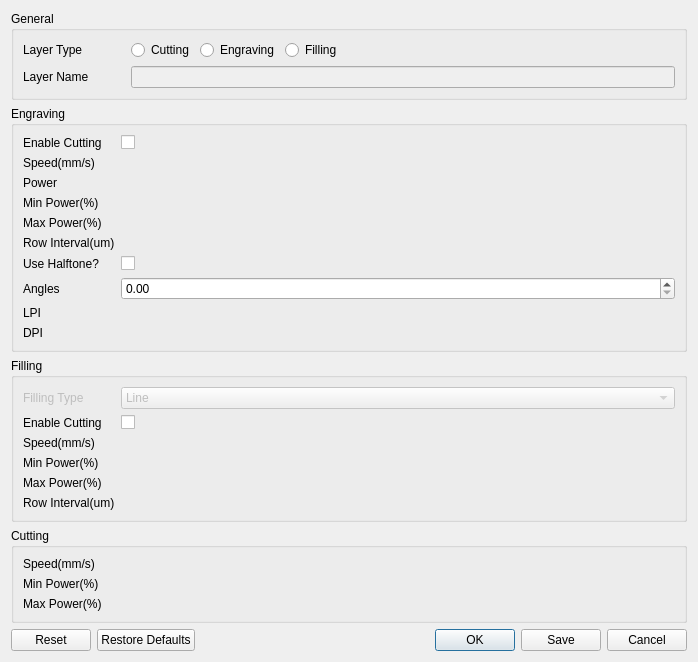
First picture: the form in src/ui/LaserLayerDialog.ui, repository oneminute/LaserController, before the edit.
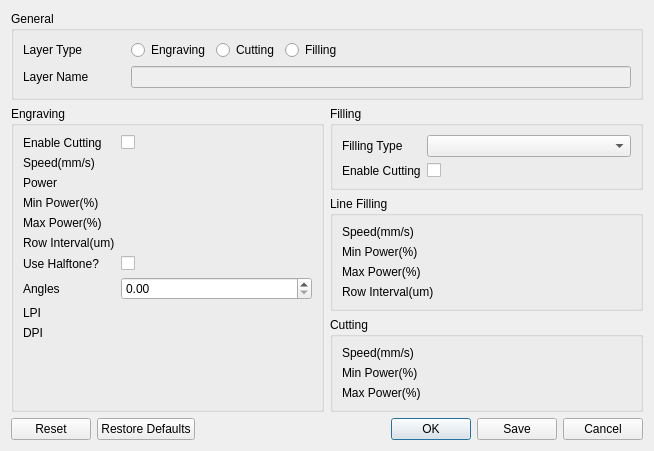
Second picture: the form after the edit. Custom widgets are drawn as their Qt base class.

What changed in the file:
```diff
--- a/src/ui/LaserLayerDialog.ui
+++ b/src/ui/LaserLayerDialog.ui
@@ -6,104 +6,25 @@
    <rect>
     <x>0</x>
     <y>0</y>
-    <width>698</width>
-    <height>644</height>
+    <width>654</width>
+    <height>446</height>
    </rect>
   </property>
   <property name="windowTitle">
    <string>Laser Layer Options</string>
   </property>
-  <layout class="QVBoxLayout" name="verticalLayout">
-   <item>
-    <widget class="QGroupBox" name="groupBoxGeneral">
-     <property name="title">
-      <string>General</string>
+  <layout class="QGridLayout" name="gridLayout">
+   <item row="5" column="0" colspan="2">
+    <widget class="QDialogButtonBox" name="buttonBox">
+     <property name="orientation">
+      <enum>Qt::Horizontal</enum>
      </property>
-     <layout class="QFormLayout" name="formLayout">
-      <property name="labelAlignment">
-       <set>Qt::AlignLeading|Qt::AlignLeft|Qt::AlignVCenter</set>
-      </property>
-      <property name="formAlignment">
-       <set>Qt::AlignLeading|Qt::AlignLeft|Qt::AlignTop</set>
-      </property>
-      <item row="0" column="0">
-       <widget class="QLabel" name="label_17">
-        <property name="text">
-         <string>Layer Type</string>
-        </property>
-       </widget>
-      </item>
-      <item row="0" column="1">
-       <layout class="QHBoxLayout" name="horizontalLayout">
-        <item>
-         <widget class="QRadioButton" name="radioButtonCutting">
-          <property name="text">
-           <string>Cutting</string>
-          </property>
-         </widget>
-        </item>
-        <item>
-         <widget class="QRadioButton" name="radioButtonEngraving">
-          <property name="text">
-           <string>Engraving</string>
-          </property>
-         </widget>
-        </item>
-        <item>
-         <widget class="QRadioButton" name="radioButtonFilling">
-          <property name="enabled">
-           <bool>true</bool>
-          </property>
-          <property name="text">
-           <string>Filling</string>
-          </property>
-         </widget>
-        </item>
-        <item>
-         <spacer name="horizontalSpacer">
-          <property name="orientation">
-           <enum>Qt::Horizontal</enum>
-          </property>
-          <property name="sizeHint" stdset="0">
-           <size>
-            <width>40</width>
-            <height>20</height>
-           </size>
-          </property>
-         </spacer>
-        </item>
-       </layout>
-      </item>
-      <item row="1" column="0">
-       <widget class="QLabel" name="label">
-        <property name="minimumSize">
-         <size>
-          <width>102</width>
-          <height>0</height>
-         </size>
-        </property>
-        <property name="text">
-         <string>Layer Name</string>
-        </property>
-        <property name="alignment">
-         <set>Qt::AlignLeading|Qt::AlignLeft|Qt::AlignVCenter</set>
-        </property>
-       </widget>
-      </item>
-      <item row="1" column="1">
-       <widget class="QLineEdit" name="lineEditLayerName">
-        <property name="enabled">
-         <bool>false</bool>
-        </property>
-        <property name="readOnly">
-         <bool>true</bool>
-        </property>
-       </widget>
-      </item>
-     </layout>
+     <property name="standardButtons">
+      <set>QDialogButtonBox::Cancel|QDialogButtonBox::Ok|QDialogButtonBox::Reset|QDialogButtonBox::RestoreDefaults|QDialogButtonBox::Save</set>
+     </property>
     </widget>
    </item>
-   <item>
+   <item row="1" column="0" rowspan="3">
     <widget class="QGroupBox" name="groupBoxEngraving">
      <property name="title">
       <string>Engraving</string>
@@ -227,145 +148,223 @@
      </layout>
     </widget>
    </item>
-   <item>
+   <item row="0" column="0" colspan="2">
+    <widget class="QGroupBox" name="groupBoxGeneral">
+     <property name="title">
+      <string>General</string>
+     </property>
+     <layout class="QFormLayout" name="formLayout">
+      <property name="labelAlignment">
+       <set>Qt::AlignLeading|Qt::AlignLeft|Qt::AlignVCenter</set>
+      </property>
+      <property name="formAlignment">
+       <set>Qt::AlignLeading|Qt::AlignLeft|Qt::AlignTop</set>
+      </property>
+      <item row="0" column="0">
+       <widget class="QLabel" name="label_17">
+        <property name="text">
+         <string>Layer Type</string>
+        </property>
+       </widget>
+      </item>
+      <item row="0" column="1">
+       <layout class="QHBoxLayout" name="horizontalLayout">
+        <item>
+         <widget class="QRadioButton" name="radioButtonEngraving">
+          <property name="text">
+           <string>Engraving</string>
+          </property>
+         </widget>
+        </item>
+        <item>
+         <widget class="QRadioButton" name="radioButtonCutting">
+          <property name="text">
+           <string>Cutting</string>
+          </property>
+         </widget>
+        </item>
+        <item>
+         <widget class="QRadioButton" name="radioButtonFilling">
+          <property name="enabled">
+           <bool>true</bool>
+          </property>
+          <property name="text">
+           <string>Filling</string>
+          </property>
+         </widget>
+        </item>
+        <item>
+         <spacer name="horizontalSpacer">
+          <property name="orientation">
+           <enum>Qt::Horizontal</enum>
+          </property>
+          <property name="sizeHint" stdset="0">
+           <size>
+            <width>40</width>
+            <height>20</height>
+           </size>
+          </property>
+         </spacer>
+        </item>
+       </layout>
+      </item>
+      <item row="1" column="0">
+       <widget class="QLabel" name="label">
+        <property name="minimumSize">
+         <size>
+          <width>102</width>
+          <height>0</height>
+         </size>
+        </property>
+        <property name="text">
+         <string>Layer Name</string>
+        </property>
+        <property name="alignment">
+         <set>Qt::AlignLeading|Qt::AlignLeft|Qt::AlignVCenter</set>
+        </property>
+       </widget>
+      </item>
+      <item row="1" column="1">
+       <widget class="QLineEdit" name="lineEditLayerName">
+        <property name="enabled">
+         <bool>false</bool>
+        </property>
+        <property name="readOnly">
+         <bool>true</bool>
+        </property>
+       </widget>
+      </item>
+     </layout>
+    </widget>
+   </item>
+   <item row="3" column="1">
+    <widget class="QGroupBox" name="groupBoxCutting">
+     <property name="title">
+      <string>Cutting</string>
+     </property>
+     <layout class="QFormLayout" name="formLayout_2">
+      <item row="0" column="0">
+       <widget class="QLabel" name="labelCuttingSpeed">
+        <property name="text">
+         <string>Speed(mm/s)</string>
+        </property>
+       </widget>
+      </item>
+      <item row="0" column="1">
+       <widget class="EditSlider" name="editSliderCuttingRunSpeed" native="true"/>
+      </item>
+      <item row="1" column="0">
+       <widget class="QLabel" name="labelCuttingMinPower">
+        <property name="text">
+         <string>Min Power(%)</string>
+        </property>
+       </widget>
+      </item>
+      <item row="1" column="1">
+       <widget class="FloatEditSlider" name="editSliderCuttingMinSpeedPower" native="true"/>
+      </item>
+      <item row="2" column="0">
+       <widget class="QLabel" name="labelCuttingMaxPower">
+        <property name="text">
+         <string>Max Power(%)</string>
+        </property>
+       </widget>
+      </item>
+      <item row="2" column="1">
+       <widget class="FloatEditSlider" name="editSliderCuttingRunSpeedPower" native="true"/>
+      </item>
+     </layout>
+    </widget>
+   </item>
+   <item row="1" column="1">
     <widget class="QGroupBox" name="groupBoxFilling">
      <property name="title">
       <string>Filling</string>
      </property>
      <layout class="QFormLayout" name="formLayout_4">
-      <item row="2" column="0">
+      <item row="0" column="0">
+       <widget class="QLabel" name="labelFillingType">
+        <property name="enabled">
+         <bool>true</bool>
+        </property>
+        <property name="text">
+         <string>Filling Type</string>
+        </property>
+       </widget>
+      </item>
+      <item row="0" column="1">
+       <widget class="QComboBox" name="comboBoxFillingType">
+        <property name="enabled">
+         <bool>true</bool>
+        </property>
+       </widget>
+      </item>
+      <item row="1" column="0">
+       <widget class="QLabel" name="labelFillingEnableCutting">
+        <property name="text">
+         <string>Enable Cutting</string>
+        </property>
+       </widget>
+      </item>
+      <item row="1" column="1">
+       <widget class="QCheckBox" name="checkBoxFillingEnableCutting">
+        <property name="text">
+         <string/>
+        </property>
+       </widget>
+      </item>
+     </layout>
+    </widget>
+   </item>
+   <item row="2" column="1">
+    <widget class="QGroupBox" name="groupBoxFillingLines">
+     <property name="title">
+      <string>Line Filling</string>
+     </property>
+     <layout class="QFormLayout" name="formLayout_5">
+      <item row="0" column="0">
        <widget class="QLabel" name="labelFillingSpeed">
         <property name="text">
          <string>Speed(mm/s)</string>
         </property>
        </widget>
       </item>
-      <item row="2" column="1">
+      <item row="0" column="1">
        <widget class="EditSlider" name="editSliderFillingRunSpeed" native="true"/>
       </item>
-      <item row="3" column="0">
+      <item row="1" column="0">
        <widget class="QLabel" name="labelFillingMinPower">
         <property name="text">
          <string>Min Power(%)</string>
         </property>
        </widget>
       </item>
-      <item row="3" column="1">
+      <item row="1" column="1">
        <widget class="FloatEditSlider" name="editSliderFillingMinSpeedPower" native="true"/>
       </item>
-      <item row="4" column="0">
+      <item row="2" column="0">
        <widget class="QLabel" name="labelFillingMaxPower">
         <property name="text">
          <string>Max Power(%)</string>
         </property>
        </widget>
       </item>
-      <item row="4" column="1">
+      <item row="2" column="1">
        <widget class="FloatEditSlider" name="editSliderFillingRunSpeedPower" native="true"/>
       </item>
-      <item row="5" column="0">
+      <item row="3" column="0">
        <widget class="QLabel" name="labelFillingRowInterval">
         <property name="text">
          <string>Row Interval(um)</string>
         </property>
        </widget>
       </item>
-      <item row="5" column="1">
+      <item row="3" column="1">
        <widget class="EditSlider" name="editSliderFillingRowInterval" native="true"/>
       </item>
-      <item row="1" column="0">
-       <widget class="QLabel" name="labelFillingEnableCutting">
-        <property name="text">
-         <string>Enable Cutting</string>
-        </property>
-       </widget>
-      </item>
-      <item row="1" column="1">
-       <widget class="QCheckBox" name="checkBoxFillingEnableCutting">
-        <property name="text">
-         <string/>
-        </property>
-       </widget>
-      </item>
-      <item row="0" column="0">
-       <widget class="QLabel" name="labelFillingType">
-        <property name="enabled">
-         <bool>false</bool>
-        </property>
-        <property name="text">
-         <string>Filling Type</string>
-        </property>
-       </widget>
-      </item>
-      <item row="0" column="1">
-       <widget class="QComboBox" name="comboBoxFillingType">
-        <property name="enabled">
-         <bool>false</bool>
-        </property>
-        <item>
-         <property name="text">
-          <string>Line</string>
-         </property>
-        </item>
-        <item>
-         <property name="text">
-          <string>Pixel</string>
-         </property>
-        </item>
-       </widget>
-      </item>
      </layout>
     </widget>
    </item>
-   <item>
-    <widget class="QGroupBox" name="groupBoxCutting">
-     <property name="title">
-      <string>Cutting</string>
-     </property>
-     <layout class="QFormLayout" name="formLayout_2">
-      <item row="0" column="0">
-       <widget class="QLabel" name="labelCuttingSpeed">
-        <property name="text">
-         <string>Speed(mm/s)</string>
-        </property>
-       </widget>
-      </item>
-      <item row="0" column="1">
-       <widget class="EditSlider" name="editSliderCuttingRunSpeed" native="true"/>
-      </item>
-      <item row="1" column="0">
-       <widget class="QLabel" name="labelCuttingMinPower">
-        <property name="text">
-         <string>Min Power(%)</string>
-        </property>
-       </widget>
-      </item>
-      <item row="1" column="1">
-       <widget class="FloatEditSlider" name="editSliderCuttingMinSpeedPower" native="true"/>
-      </item>
-      <item row="2" column="0">
-       <widget class="QLabel" name="labelCuttingMaxPower">
-        <property name="text">
-         <string>Max Power(%)</string>
-        </property>
-       </widget>
-      </item>
-      <item row="2" column="1">
-       <widget class="FloatEditSlider" name="editSliderCuttingRunSpeedPower" native="true"/>
-      </item>
-     </layout>
-    </widget>
-   </item>
-   <item>
-    <widget class="QDialogButtonBox" name="buttonBox">
-     <property name="orientation">
-      <enum>Qt::Horizontal</enum>
-     </property>
-     <property name="standardButtons">
-      <set>QDialogButtonBox::Cancel|QDialogButtonBox::Ok|QDialogButtonBox::Reset|QDialogButtonBox::RestoreDefaults|QDialogButtonBox::Save</set>
-     </property>
-    </widget>
-   </item>
   </layout>
  </widget>
  <customwidgets>
```
